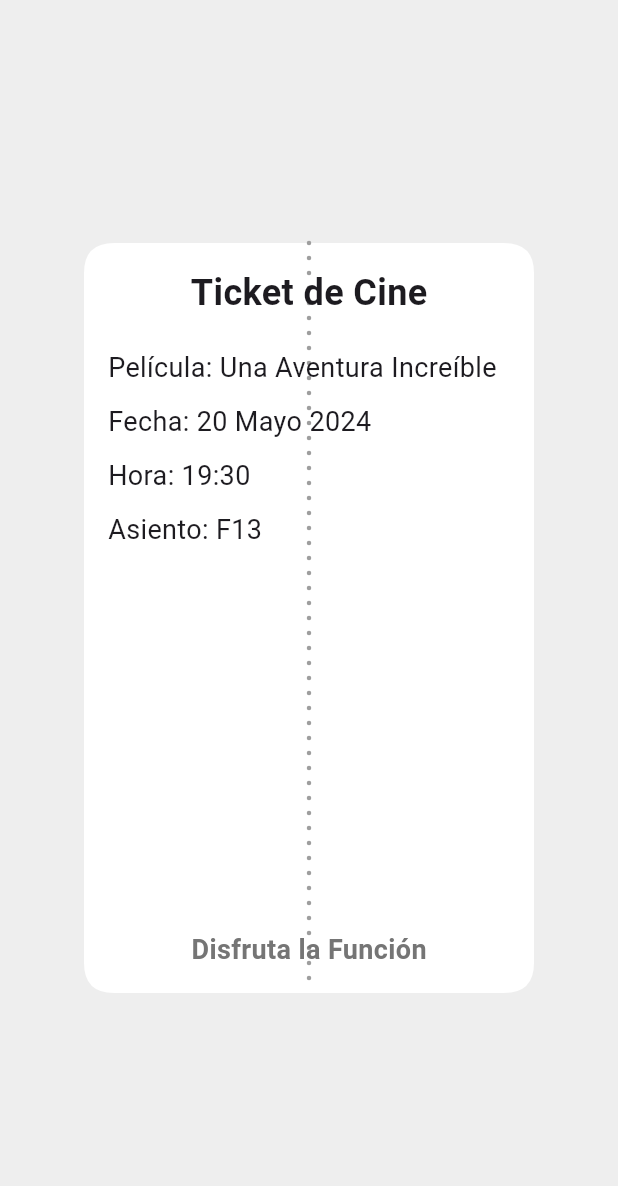
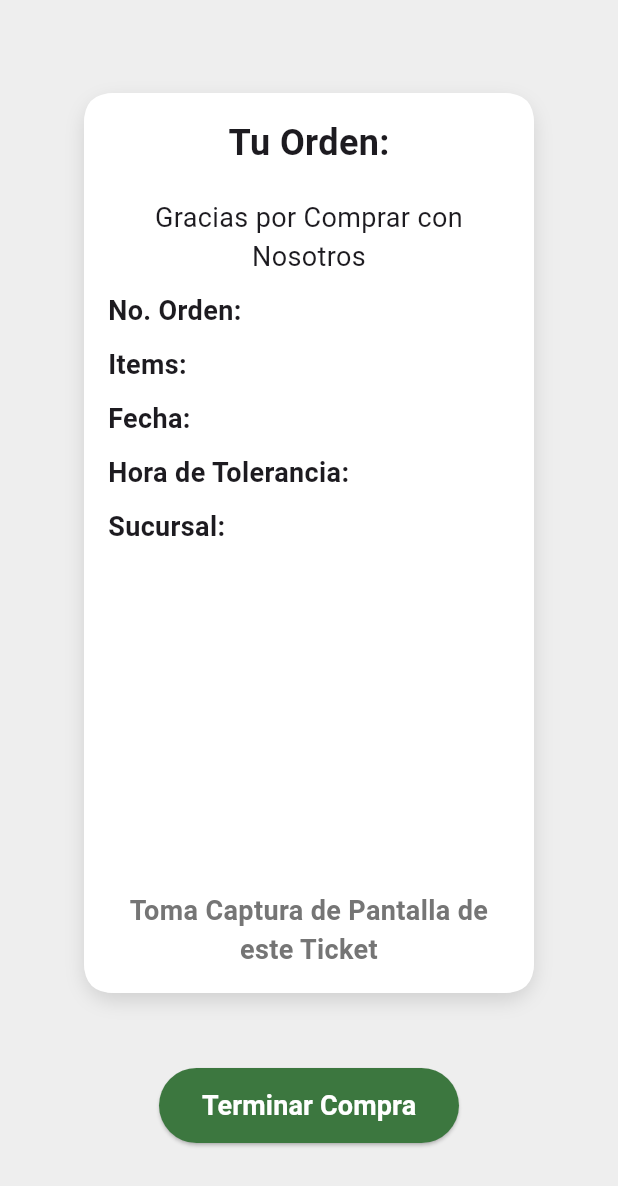
Before and after one commit to angelHerreraP/App_Pedidos, a Flutter app: the TicketFinal screen opened directly, on a phone screen of 412 x 824 dp. Shown: the top 1186 px of the screen. Run offline on Flutter 3.47's test engine with Material 3 defaults, Android fonts, the phone set to English and light mode, and no system bars; our stand-ins replace supabase_flutter; accounts and stored records are empty.

Commit message:
ticket modificado

```diff
--- a/pedidos_app/lib/Ticket.dart
+++ b/pedidos_app/lib/Ticket.dart
@@ -1,4 +1,5 @@
 import 'package:flutter/material.dart';
+import 'package:pedidos_app/menu.dart';
 
 class TicketFinal extends StatefulWidget {
   @override
@@ -11,9 +12,23 @@ class _TicketFinalState extends State<TicketFinal> {
     return Scaffold(
       backgroundColor: Colors.grey[200], // Fondo gris para resaltar el ticket
       body: Center(
-        child: Container(
+        child: Column(
+          mainAxisAlignment: MainAxisAlignment.center,
+          children: [
+            Container(
               width: 300,
-          height: 500,
+              height: 600,
+              decoration: BoxDecoration(
+                color: Colors.white,
+                borderRadius: BorderRadius.circular(20.0),
+                boxShadow: [
+                  BoxShadow(
+                    color: Colors.black12,
+                    blurRadius: 10,
+                    offset: Offset(0, 5),
+                  ),
+                ],
+              ),
               child: CustomPaint(
                 painter: TicketPainter(),
                 child: Padding(
@@ -24,7 +39,7 @@ class _TicketFinalState extends State<TicketFinal> {
                     children: [
                       Center(
                         child: Text(
-                      'Ticket de Cine',
+                          'Tu Orden:',
                           style: TextStyle(
                             fontSize: 24,
                             fontWeight: FontWeight.bold,
@@ -32,37 +47,63 @@ class _TicketFinalState extends State<TicketFinal> {
                         ),
                       ),
                       SizedBox(height: 20),
+                      Column(
+                        mainAxisAlignment: MainAxisAlignment
+                            .center, // Alineación vertical: centro
+                        children: [
                           Text(
-                    'Película: Una Aventura Increíble',
+                            'Gracias por Comprar con  Nosotros',
+                            style: TextStyle(fontSize: 18),
+                            textAlign: TextAlign
+                                .center, // Alineación horizontal: centro
+                          ),
+                        ],
+                      ),
+                      SizedBox(height: 10),
+                      Text(
+                        'No. Orden: ',
                         style: TextStyle(
                           fontSize: 18,
+                          fontWeight: FontWeight.bold,
                         ),
                       ),
                       SizedBox(height: 10),
                       Text(
-                    'Fecha: 20 Mayo 2024',
+                        'Items: ',
                         style: TextStyle(
                           fontSize: 18,
+                          fontWeight: FontWeight.bold,
                         ),
                       ),
                       SizedBox(height: 10),
                       Text(
-                    'Hora: 19:30',
+                        'Fecha: ',
                         style: TextStyle(
                           fontSize: 18,
+                          fontWeight: FontWeight.bold,
                         ),
                       ),
                       SizedBox(height: 10),
                       Text(
-                    'Asiento: F13',
+                        'Hora de Tolerancia: ',
                         style: TextStyle(
                           fontSize: 18,
+                          fontWeight: FontWeight.bold,
+                        ),
+                      ),
+                      SizedBox(height: 10),
+                      Text(
+                        'Sucursal: ',
+                        style: TextStyle(
+                          fontSize: 18,
+                          fontWeight: FontWeight.bold,
                         ),
                       ),
                       Spacer(),
                       Center(
                         child: Text(
-                      'Disfruta la Función',
+                          'Toma Captura de Pantalla de este Ticket',
+                          textAlign: TextAlign.center,
                           style: TextStyle(
                             fontSize: 18,
                             fontWeight: FontWeight.bold,
@@ -74,6 +115,31 @@ class _TicketFinalState extends State<TicketFinal> {
                   ),
                 ),
               ),
+            ),
+            SizedBox(height: 50.0), // Espacio entre el ticket y el botón
+            ElevatedButton(
+              onPressed: () {
+                Navigator.push(
+                  context,
+                  MaterialPageRoute(
+                      builder: (context) =>
+                          Menu_Obelie(initialEleccionPastel: 0)),
+                );
+              },
+              child: const Text(
+                'Terminar Compra',
+                style: TextStyle(
+                  fontSize: 18,
+                  color: Colors.white,
+                  fontWeight: FontWeight.bold,
+                ),
+              ),
+              style: ElevatedButton.styleFrom(
+                minimumSize: Size(200, 50),
+                backgroundColor: Color.fromARGB(255, 60, 119, 63),
+              ),
+            ),
+          ],
         ),
       ),
     );
@@ -87,6 +153,7 @@ class TicketPainter extends CustomPainter {
     Path path = Path();
 
     double cornerRadius = 20.0;
+    double notchSize = 10.0;
 
     // Start from top left
     path.moveTo(0, cornerRadius);
@@ -100,7 +167,13 @@ class TicketPainter extends CustomPainter {
     // Top right corner
     path.quadraticBezierTo(size.width, 0, size.width, cornerRadius);
 
-    // Right line
+    // Right line with notch
+    path.lineTo(size.width, size.height / 2 - notchSize);
+    path.arcToPoint(
+      Offset(size.width, size.height / 2 + notchSize),
+      radius: Radius.circular(notchSize),
+      clockwise: false,
+    );
     path.lineTo(size.width, size.height - cornerRadius);
 
     // Bottom right corner
@@ -113,20 +186,16 @@ class TicketPainter extends CustomPainter {
     // Bottom left corner
     path.quadraticBezierTo(0, size.height, 0, size.height - cornerRadius);
 
-    // Left line
+    // Left line with notch
+    path.lineTo(0, size.height / 2 + notchSize);
+    path.arcToPoint(
+      Offset(0, size.height / 2 - notchSize),
+      radius: Radius.circular(notchSize),
+      clockwise: false,
+    );
     path.lineTo(0, cornerRadius);
 
     canvas.drawPath(path, paint);
-
-    // Draw the perforated lines (dots)
-    Paint dotPaint = Paint()..color = Colors.grey;
-    double dashWidth = 5.0;
-    double dashSpace = 5.0;
-    double startY = 0;
-    while (startY < size.height) {
-      canvas.drawCircle(Offset(size.width / 2, startY), 1.5, dotPaint);
-      startY += dashWidth + dashSpace;
-    }
   }
 
   @override
```
Lines whose indentation alone changed are shown as unchanged.
